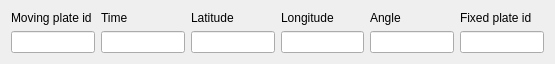
Qt form src/qt-widgets/ReconstructionPoleWidgetUi.ui (GPlates/GPlates) before a commit.
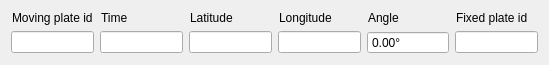
The same form after that commit.

Commit message: (trunk) Various adjustments to pmag-related dialogs: ensuring closure on quitting GPlates, adjusting formatting/layout of edit/spin boxes.

```diff
--- a/src/qt-widgets/ReconstructionPoleWidgetUi.ui
+++ b/src/qt-widgets/ReconstructionPoleWidgetUi.ui
@@ -5,7 +5,7 @@
    <rect>
     <x>0</x>
     <y>0</y>
-    <width>555</width>
+    <width>549</width>
     <height>62</height>
    </rect>
   </property>
@@ -14,114 +14,138 @@
   </property>
   <layout class="QGridLayout" >
    <item row="0" column="0" >
-    <layout class="QHBoxLayout" >
-     <item>
-      <layout class="QVBoxLayout" >
-       <item>
+    <layout class="QGridLayout" >
+     <item row="0" column="0" >
         <widget class="QLabel" name="label" >
          <property name="text" >
           <string>Moving plate id</string>
          </property>
-        </widget>
-       </item>
-       <item>
-        <widget class="QLineEdit" name="lineedit_moving_plate" >
-         <property name="readOnly" >
-          <bool>true</bool>
+       <property name="indent" >
+        <number>1</number>
          </property>
         </widget>
        </item>
-      </layout>
-     </item>
-     <item>
-      <layout class="QVBoxLayout" >
-       <item>
+     <item row="0" column="1" >
         <widget class="QLabel" name="label_2" >
          <property name="text" >
           <string>Time</string>
          </property>
-        </widget>
-       </item>
-       <item>
-        <widget class="QLineEdit" name="lineedit_time" >
-         <property name="readOnly" >
-          <bool>true</bool>
+       <property name="indent" >
+        <number>1</number>
          </property>
         </widget>
        </item>
-      </layout>
-     </item>
-     <item>
-      <layout class="QVBoxLayout" >
-       <item>
+     <item row="0" column="2" >
         <widget class="QLabel" name="label_3" >
          <property name="text" >
           <string>Latitude</string>
          </property>
-        </widget>
-       </item>
-       <item>
-        <widget class="QLineEdit" name="lineedit_latitude" >
-         <property name="readOnly" >
-          <bool>true</bool>
+       <property name="indent" >
+        <number>1</number>
          </property>
         </widget>
        </item>
-      </layout>
-     </item>
-     <item>
-      <layout class="QVBoxLayout" >
-       <item>
+     <item row="0" column="3" >
         <widget class="QLabel" name="label_4" >
          <property name="text" >
           <string>Longitude</string>
          </property>
-        </widget>
-       </item>
-       <item>
-        <widget class="QLineEdit" name="lineedit_longitude" >
-         <property name="readOnly" >
-          <bool>true</bool>
+       <property name="indent" >
+        <number>1</number>
          </property>
         </widget>
        </item>
-      </layout>
-     </item>
-     <item>
-      <layout class="QVBoxLayout" >
-       <item>
+     <item row="0" column="4" >
         <widget class="QLabel" name="label_5" >
+       <property name="sizePolicy" >
+        <sizepolicy vsizetype="Preferred" hsizetype="Expanding" >
+         <horstretch>0</horstretch>
+         <verstretch>0</verstretch>
+        </sizepolicy>
+       </property>
+       <property name="minimumSize" >
+        <size>
+         <width>82</width>
+         <height>0</height>
+        </size>
+       </property>
          <property name="text" >
           <string>Angle</string>
          </property>
-        </widget>
-       </item>
-       <item>
-        <widget class="QLineEdit" name="lineedit_angle" >
-         <property name="readOnly" >
-          <bool>true</bool>
+       <property name="indent" >
+        <number>1</number>
          </property>
         </widget>
        </item>
-      </layout>
-     </item>
-     <item>
-      <layout class="QVBoxLayout" >
-       <item>
+     <item row="0" column="5" >
         <widget class="QLabel" name="label_6" >
          <property name="text" >
           <string>Fixed plate id</string>
          </property>
-        </widget>
-       </item>
-       <item>
+       <property name="indent" >
+        <number>1</number>
+       </property>
+      </widget>
+     </item>
+     <item row="1" column="0" >
+      <widget class="QLineEdit" name="lineedit_moving_plate" >
+       <property name="readOnly" >
+        <bool>true</bool>
+       </property>
+      </widget>
+     </item>
+     <item row="1" column="1" >
+      <widget class="QLineEdit" name="lineedit_time" >
+       <property name="readOnly" >
+        <bool>true</bool>
+       </property>
+      </widget>
+     </item>
+     <item row="1" column="2" >
+      <widget class="QLineEdit" name="lineedit_latitude" >
+       <property name="readOnly" >
+        <bool>true</bool>
+       </property>
+      </widget>
+     </item>
+     <item row="1" column="3" >
+      <widget class="QLineEdit" name="lineedit_longitude" >
+       <property name="readOnly" >
+        <bool>true</bool>
+       </property>
+      </widget>
+     </item>
+     <item row="1" column="4" >
+      <widget class="QDoubleSpinBox" name="spinbox_angle" >
+       <property name="minimumSize" >
+        <size>
+         <width>82</width>
+         <height>0</height>
+        </size>
+       </property>
+       <property name="readOnly" >
+        <bool>true</bool>
+       </property>
+       <property name="buttonSymbols" >
+        <enum>QAbstractSpinBox::NoButtons</enum>
+       </property>
+       <property name="suffix" >
+        <string>°</string>
+       </property>
+       <property name="minimum" >
+        <double>-360.000000000000000</double>
+       </property>
+       <property name="maximum" >
+        <double>360.000000000000000</double>
+       </property>
+      </widget>
+     </item>
+     <item row="1" column="5" >
         <widget class="QLineEdit" name="lineedit_fixed_plate" >
          <property name="readOnly" >
           <bool>true</bool>
          </property>
         </widget>
-       </item>
-      </layout>
      </item>
     </layout>
    </item>
```
Lines whose indentation alone changed are shown as unchanged. The commit also changes 4 other files.
